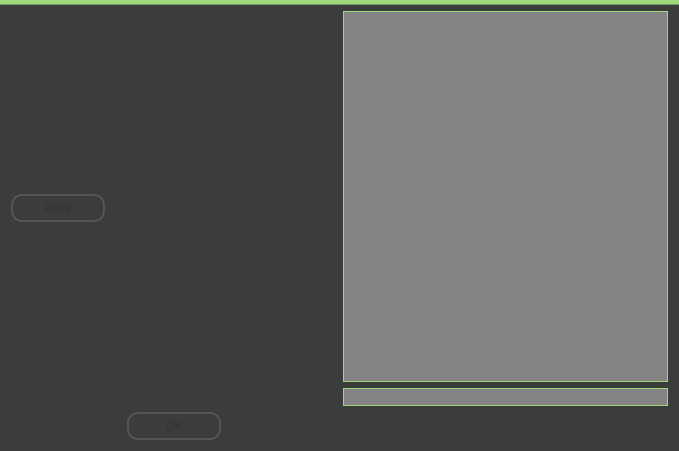
sush/Live-Jamming, file src/client/gui/livejamming/app/roomdialog.ui: the form before one commit.
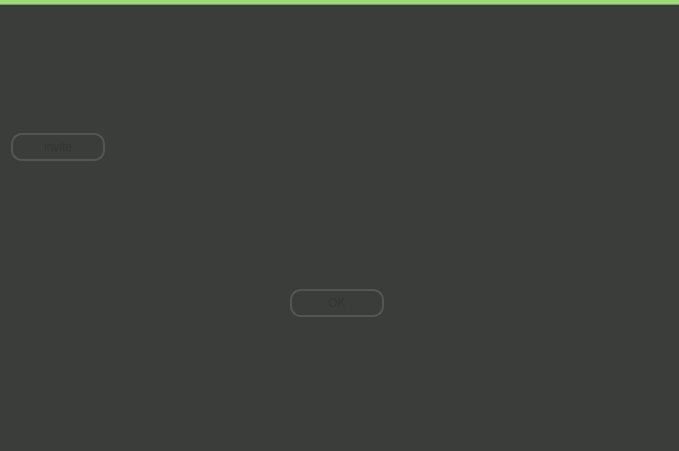
The form after the commit. Custom widgets are drawn as their Qt base class.

```diff
--- a/src/client/gui/livejamming/app/roomdialog.ui
+++ b/src/client/gui/livejamming/app/roomdialog.ui
@@ -67,16 +67,6 @@
      </item>
     </layout>
    </item>
-   <item row="0" column="1">
-    <layout class="QVBoxLayout" name="convVBox">
-     <item>
-      <widget class="QTextEdit" name="textEdit"/>
-     </item>
-     <item>
-      <widget class="QLineEdit" name="lineEdit"/>
-     </item>
-    </layout>
-   </item>
    <item row="1" column="0">
     <widget class="QDialogButtonBox" name="buttonBox">
      <property name="standardButtons">
@@ -87,8 +77,19 @@
      </property>
     </widget>
    </item>
+   <item row="0" column="1">
+    <widget class="ConversationSet" name="convSet" native="true"/>
+   </item>
   </layout>
  </widget>
+ <customwidgets>
+  <customwidget>
+   <class>ConversationSet</class>
+   <extends>QWidget</extends>
+   <header location="global">conversationset.h</header>
+   <container>1</container>
+  </customwidget>
+ </customwidgets>
  <resources/>
  <connections/>
 </ui>
```
